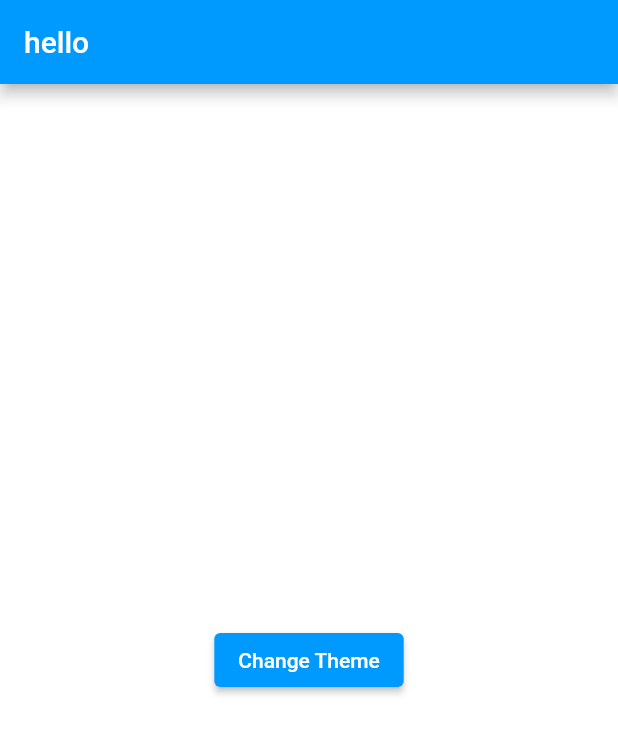
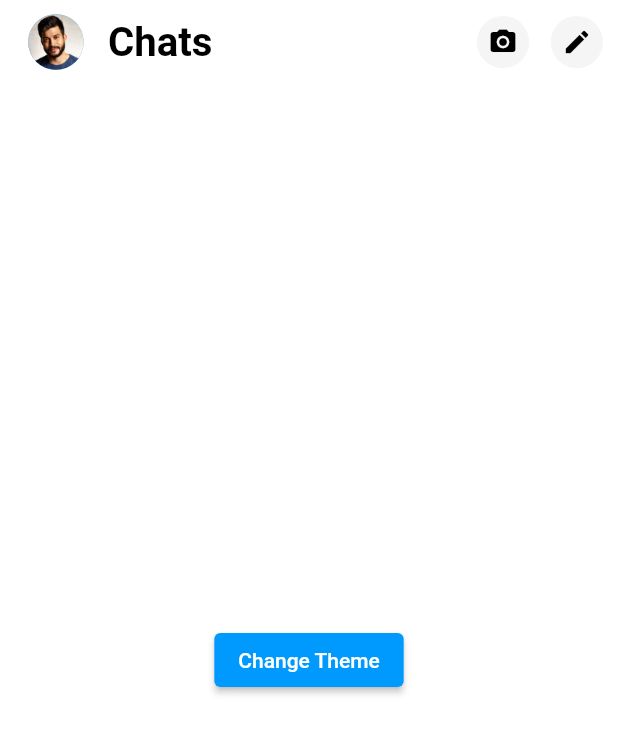
Before and after one commit to SujitSarkar/Fakeingbar-Updated, a Flutter app: the screen it shows after launch, on a phone screen of 412 x 824 dp. Shown: the top 734 px of the screen. Run offline on Flutter 3.47's test engine with Material 2 defaults, Android fonts, the phone set to English and light mode, and no system bars; our stand-ins replace get, shared_preferences.

Commit message:
Modify theme , add appbar

```diff
--- /dev/null
+++ b/lib/config.dart
@@ -0,0 +1,9 @@
+import 'package:get/get.dart';
+
+class Config {
+  double screenWidth = Get.width;
+}
+
+double customWidth(double v) {
+  return (Config().screenWidth * v);
+}
--- a/lib/controller/theme_controller.dart
+++ b/lib/controller/theme_controller.dart
@@ -1,10 +1,12 @@
+import 'package:flutter/material.dart';
 import 'package:get/get.dart';
 import 'package:shared_preferences/shared_preferences.dart';
 
-class ThemeController extends GetxController{
-
-  RxBool isLite=true.obs;
+class ThemeController extends GetxController {
+  RxBool isLite = true.obs;
   SharedPreferences? pref;
+  Color? backgroundColor = Colors.grey[100];
+  Color? textColor = Colors.white;
 
   @override
   void onInit() {
@@ -12,28 +14,26 @@ class ThemeController extends GetxController{
     initializeData();
   }
 
-  Future<void> initializeData()async{
-    pref= await SharedPreferences.getInstance();
-    isLite(pref!.getBool('isLite')??true);
+  Future<void> initializeData() async {
+    pref = await SharedPreferences.getInstance();
+    isLite(pref!.getBool('isLite') ?? true);
     update();
   }
 
-  Future<void> toggleThemeData()async{
+  Future<void> toggleThemeData() async {
     isLite.toggle();
     pref!.setBool('isLite', isLite.value);
     changeColors();
     update();
   }
 
-  changeColors(){
-    if(isLite.value){
-
-
-    }else{
-
-
+  changeColors() {
+    if (isLite.value) {
+      backgroundColor = Colors.grey[100];
+      textColor = Colors.white;
+    } else {
+      backgroundColor = Colors.grey.shade800;
+      textColor = Colors.black;
     }
   }
-
-
 }
--- a/lib/main.dart
+++ b/lib/main.dart
@@ -1,54 +1,38 @@
 import 'package:fakeingbar/controller/theme_controller.dart';
+import 'package:fakeingbar/pages/home_page.dart';
 import 'package:fakeingbar/variables/theme_data.dart';
 import 'package:flutter/material.dart';
 import 'package:flutter/services.dart';
 import 'package:get/get.dart';
 import 'package:shared_preferences/shared_preferences.dart';
 
-void main() async{
+void main() async {
   WidgetsFlutterBinding.ensureInitialized();
-  SharedPreferences pref= await SharedPreferences.getInstance();
+  SharedPreferences pref = await SharedPreferences.getInstance();
   final bool isLight = pref.getBool('isLite') ?? true;
   runApp(MyApp(isLite: isLight));
-  SystemChrome.setSystemUIOverlayStyle(
-      const SystemUiOverlayStyle(
-        //statusBarBrightness:Brightness.light,
-          statusBarColor:Colors.white,
-          statusBarIconBrightness:Brightness.dark
-      ));
 }
+
 class MyApp extends StatelessWidget {
   final bool isLite;
-  const MyApp({Key? key,required this.isLite}) : super(key: key);
+  const MyApp({Key? key, required this.isLite}) : super(key: key);
 
   @override
   Widget build(BuildContext context) {
     ThemeController themeController = Get.put(ThemeController());
-    return GetBuilder<ThemeController>(
-      builder: (controller) {
+    return GetBuilder<ThemeController>(builder: (controller) {
       return GetMaterialApp(
         title: 'FakingBar',
         debugShowCheckedModeBanner: false,
-          theme: controller.pref!=null
+        theme: controller.pref != null
             ? controller.isLite.value
                 ? SThemeData.lightThemeData
                 : SThemeData.darkThemeData
             : isLite
                 ? SThemeData.lightThemeData
                 : SThemeData.darkThemeData,
-          home: Scaffold(
-           appBar: AppBar(
-             title: const Text('hello'),
-           ),
-            body: Center(
-              child: ElevatedButton(
-                onPressed: ()=> controller.toggleThemeData(),
-                child: const Text('Change Theme'),
-              ),
-            ),
-          ),
+        home: HomePage(),
       );
-      }
-    );
+    });
   }
 }
--- /dev/null
+++ b/lib/pages/home_page.dart
@@ -0,0 +1,87 @@
+import 'package:fakeingbar/config.dart';
+import 'package:fakeingbar/controller/theme_controller.dart';
+import 'package:fakeingbar/variables/theme_data.dart';
+import 'package:flutter/material.dart';
+import 'package:flutter/services.dart';
+import 'package:get/get.dart';
+
+class HomePage extends StatelessWidget {
+  HomePage({Key? key}) : super(key: key);
+  ThemeController _themeController = Get.find();
+
+  @override
+  Widget build(BuildContext context) {
+    return Scaffold(
+      appBar: AppBar(
+        title: Text(
+          "Chats",
+          style: TextStyle(
+            fontWeight: FontWeight.bold,
+            fontSize: customWidth(.065),
+          ),
+        ),
+        //backgroundColor: Colors.white,
+        leading: InkWell(
+          onTap: () => Navigator.pushNamed(context, '/profile'),
+          child: Padding(
+            padding: EdgeInsets.only(
+                top: customWidth(.023),
+                left: customWidth(.045),
+                bottom: customWidth(.023)),
+            child: CircleAvatar(
+              backgroundImage: AssetImage("images/m1.jpg"),
+              radius: 25.0,
+            ),
+          ),
+        ),
+        actions: <Widget>[
+          Padding(
+            padding: const EdgeInsets.all(10.0),
+            child: Row(
+              children: <Widget>[
+                // CircleAvatar(
+                //   backgroundColor: _themeController.backgroundColor,
+                //   child: const Icon(
+                //     Icons.camera_alt,
+                //     color: Colors.black,
+                //     size: 20,
+                //   ),
+                // ),
+                Container(
+                  padding: EdgeInsets.all(customWidth(.018)),
+                  decoration: BoxDecoration(
+                    color: _themeController.backgroundColor,
+                    borderRadius: BorderRadius.circular(customWidth(.06)),
+                  ),
+                  child: const Icon(
+                    Icons.camera_alt,
+                    size: 20,
+                  ),
+                ),
+                SizedBox(width: MediaQuery.of(context).size.width * .035),
+                Container(
+                  padding: EdgeInsets.all(customWidth(.018)),
+                  decoration: BoxDecoration(
+                    color: _themeController.backgroundColor,
+                    borderRadius: BorderRadius.circular(customWidth(.06)),
+                  ),
+                  child: const Icon(
+                    Icons.edit,
+                    size: 20,
+                  ),
+                )
+              ],
+            ),
+          ),
+        ],
+        elevation: 0.0,
+      ),
+      body: Center(
+        child: ElevatedButton(
+          onPressed: () => _themeController.toggleThemeData(),
+          child: const Text('Change Theme'),
+        ),
+      ),
+    );
+  }
+}
--- a/lib/variables/theme_data.dart
+++ b/lib/variables/theme_data.dart
@@ -1,23 +1,54 @@
 import 'package:flutter/material.dart';
 
-class SThemeData{
-  static final ThemeData lightThemeData= ThemeData(
-      backgroundColor:  Colors.white,
+class SThemeData {
+  static Color greyColor = Colors.grey;
+  static Color whiteColor = Colors.white;
+  static Color blackColor = Colors.black;
+
+  static final ThemeData lightThemeData = ThemeData(
+    backgroundColor: Colors.white,
+    brightness: Brightness.light,
     primarySwatch: const MaterialColor(0xff009AFE, lightThemeMapColor),
     canvasColor: Colors.transparent,
     scaffoldBackgroundColor: Colors.white,
+    appBarTheme: AppBarTheme(
+      backgroundColor: Colors.white,
+      iconTheme: IconThemeData(color: blackColor),
+      titleTextStyle: TextStyle(
+        color: blackColor,
+        fontWeight: FontWeight.bold,
+        fontSize: 18,
+      ),
+      actionsIconTheme: IconThemeData(color: blackColor),
+    ),
+    textTheme: TextTheme(
+      headline1: TextStyle(color: blackColor),
+      headline2: TextStyle(color: blackColor),
+      headline3: TextStyle(color: blackColor),
+      headline4: TextStyle(color: blackColor),
+      headline5: TextStyle(color: blackColor),
+      headline6: TextStyle(color: blackColor),
+      subtitle1: TextStyle(color: blackColor),
+      subtitle2: TextStyle(color: blackColor),
+      bodyText1: TextStyle(color: blackColor),
+      bodyText2: TextStyle(color: blackColor),
+      caption: TextStyle(color: blackColor),
+      button: TextStyle(color: blackColor),
+      overline: TextStyle(color: blackColor),
+    ),
     bottomNavigationBarTheme: const BottomNavigationBarThemeData(
       backgroundColor: Colors.transparent,
       elevation: 0.0,
       showSelectedLabels: true,
       showUnselectedLabels: true,
       unselectedItemColor: Colors.grey,
-          selectedItemColor: lightThemeColor
-      )
+      selectedItemColor: lightThemeColor,
+    ),
   );
 
-  static final ThemeData darkThemeData= ThemeData(
+  static final ThemeData darkThemeData = ThemeData(
       backgroundColor: darkThemeColor,
+      brightness: Brightness.dark,
       primarySwatch: const MaterialColor(0xff000100, darkThemeMapColor),
       canvasColor: Colors.transparent,
       indicatorColor: Colors.grey,
@@ -25,15 +56,38 @@ class SThemeData{
       textSelectionTheme: const TextSelectionThemeData(
         cursorColor: Colors.white,
       ),
+      appBarTheme: AppBarTheme(
+        backgroundColor: Colors.black,
+        iconTheme: IconThemeData(color: Colors.white),
+        titleTextStyle: TextStyle(
+          color: whiteColor,
+          fontWeight: FontWeight.bold,
+          fontSize: 18,
+        ),
+        actionsIconTheme: IconThemeData(color: Colors.white),
+      ),
+      textTheme: TextTheme(
+        headline1: TextStyle(color: whiteColor),
+        headline2: TextStyle(color: whiteColor),
+        headline3: TextStyle(color: whiteColor),
+        headline4: TextStyle(color: whiteColor),
+        headline5: TextStyle(color: whiteColor),
+        headline6: TextStyle(color: whiteColor),
+        subtitle1: TextStyle(color: whiteColor),
+        subtitle2: TextStyle(color: whiteColor),
+        bodyText1: TextStyle(color: whiteColor),
+        bodyText2: TextStyle(color: whiteColor),
+        caption: TextStyle(color: whiteColor),
+        button: TextStyle(color: whiteColor),
+        overline: TextStyle(color: whiteColor),
+      ),
       bottomNavigationBarTheme: const BottomNavigationBarThemeData(
           backgroundColor: Colors.transparent,
           elevation: 0.0,
           showSelectedLabels: true,
           showUnselectedLabels: true,
           unselectedItemColor: Colors.grey,
-          selectedItemColor: Colors.white
-      )
-  );
+          selectedItemColor: Colors.white));
 
   static const Map<int, Color> lightThemeMapColor = {
     //RGB Color Code (0, 194, 162) Hex: 0xff0095B2
@@ -51,16 +105,16 @@ class SThemeData{
 
   static const Map<int, Color> darkThemeMapColor = {
     //RGB Color Code (0, 194, 162) Hex: 0xff0095B2
-    50: Color.fromRGBO(0,1,0, .1),
-    100: Color.fromRGBO(0,1,0, .2),
-    200: Color.fromRGBO(0,1,0, .3),
-    300: Color.fromRGBO(0,1,0, .4),
-    400: Color.fromRGBO(0,1,0, .5),
-    500: Color.fromRGBO(0,1,0, .6),
-    600: Color.fromRGBO(0,1,0, .7),
-    700: Color.fromRGBO(0,1,0, .8),
-    800: Color.fromRGBO(0,1,0, .9),
-    900: Color.fromRGBO(0,1,0, 1),
+    50: Color.fromRGBO(0, 1, 0, .1),
+    100: Color.fromRGBO(0, 1, 0, .2),
+    200: Color.fromRGBO(0, 1, 0, .3),
+    300: Color.fromRGBO(0, 1, 0, .4),
+    400: Color.fromRGBO(0, 1, 0, .5),
+    500: Color.fromRGBO(0, 1, 0, .6),
+    600: Color.fromRGBO(0, 1, 0, .7),
+    700: Color.fromRGBO(0, 1, 0, .8),
+    800: Color.fromRGBO(0, 1, 0, .9),
+    900: Color.fromRGBO(0, 1, 0, 1),
   };
 
   static const Color lightThemeColor = Color(0xff009AFE);
```
Also changed, not shown: pubspec.yaml (+3 -4 lines), images/m1.jpg (added). Lines whose indentation alone changed are shown as unchanged.
